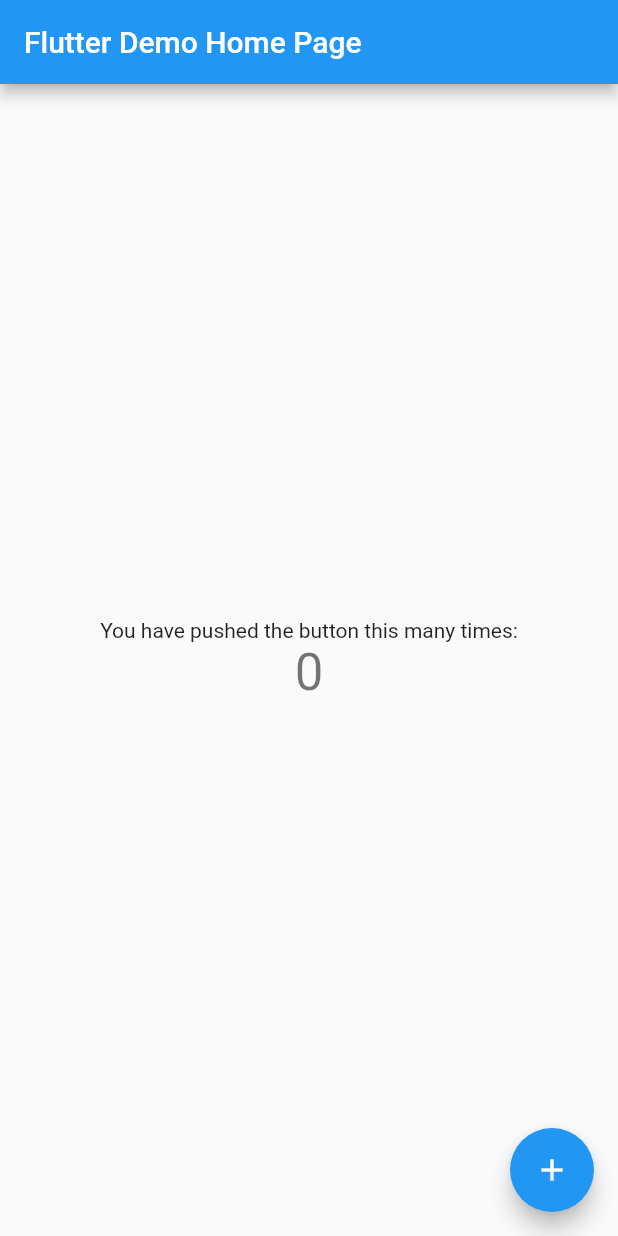
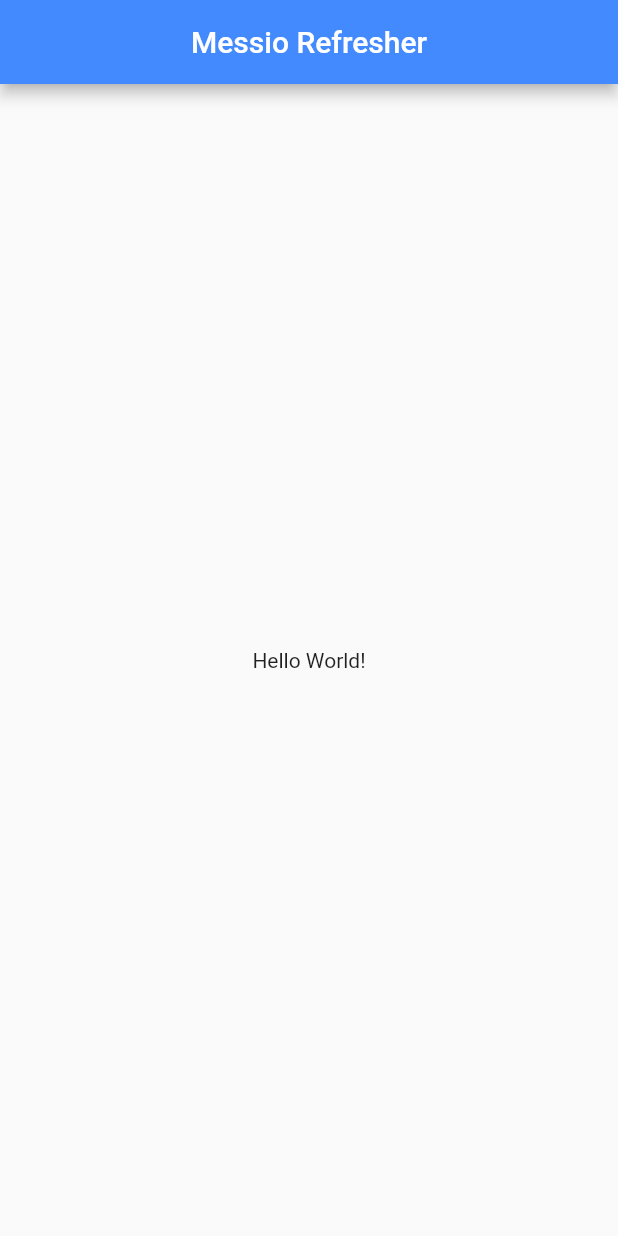
Before and after one commit to abiudorina/messio_refresher, a Flutter app: the screen it shows after launch, on a phone screen of 412 x 824 dp. Run offline on Flutter 3.47's test engine with Material 2 defaults, Android fonts, the phone set to English and light mode, and no system bars.

Commit message:
feat: day 1 : creating the app

```diff
--- a/lib/main.dart
+++ b/lib/main.dart
@@ -11,107 +11,30 @@ class MyApp extends StatelessWidget {
     return MaterialApp(
       title: 'Flutter Demo',
       theme: ThemeData(
-        // This is the theme of your application.
-        //
-        // Try running your application with "flutter run". You'll see the
-        // application has a blue toolbar. Then, without quitting the app, try
-        // changing the primarySwatch below to Colors.green and then invoke
-        // "hot reload" (press "r" in the console where you ran "flutter run",
-        // or simply save your changes to "hot reload" in a Flutter IDE).
-        // Notice that the counter didn't reset back to zero; the application
-        // is not restarted.
-        primarySwatch: Colors.blue,
-        // This makes the visual density adapt to the platform that you run
-        // the app on. For desktop platforms, the controls will be smaller and
-        // closer together (more dense) than on mobile platforms.
+        primaryColor: Colors.blueAccent,
         visualDensity: VisualDensity.adaptivePlatformDensity,
       ),
-      home: MyHomePage(title: 'Flutter Demo Home Page'),
+      home: HomePage(),
     );
   }
 }
 
-class MyHomePage extends StatefulWidget {
-  MyHomePage({Key key, this.title}) : super(key: key);
-
-  // This widget is the home page of your application. It is stateful, meaning
-  // that it has a State object (defined below) that contains fields that affect
-  // how it looks.
-
-  // This class is the configuration for the state. It holds the values (in this
-  // case the title) provided by the parent (in this case the App widget) and
-  // used by the build method of the State. Fields in a Widget subclass are
-  // always marked "final".
-
-  final String title;
-
+class HomePage extends StatefulWidget {
   @override
-  _MyHomePageState createState() => _MyHomePageState();
+  _HomePageState createState() => _HomePageState();
 }
 
-class _MyHomePageState extends State<MyHomePage> {
-  int _counter = 0;
-
-  void _incrementCounter() {
-    setState(() {
-      // This call to setState tells the Flutter framework that something has
-      // changed in this State, which causes it to rerun the build method below
-      // so that the display can reflect the updated values. If we changed
-      // _counter without calling setState(), then the build method would not be
-      // called again, and so nothing would appear to happen.
-      _counter++;
-    });
-  }
-
+class _HomePageState extends State<HomePage> {
   @override
   Widget build(BuildContext context) {
-    // This method is rerun every time setState is called, for instance as done
-    // by the _incrementCounter method above.
-    //
-    // The Flutter framework has been optimized to make rerunning build methods
-    // fast, so that you can just rebuild anything that needs updating rather
-    // than having to individually change instances of widgets.
     return Scaffold(
       appBar: AppBar(
-        // Here we take the value from the MyHomePage object that was created by
-        // the App.build method, and use it to set our appbar title.
-        title: Text(widget.title),
+        title: Text('Messio Refresher'),
+        centerTitle: true,
       ),
       body: Center(
-        // Center is a layout widget. It takes a single child and positions it
-        // in the middle of the parent.
-        child: Column(
-          // Column is also a layout widget. It takes a list of children and
-          // arranges them vertically. By default, it sizes itself to fit its
-          // children horizontally, and tries to be as tall as its parent.
-          //
-          // Invoke "debug painting" (press "p" in the console, choose the
-          // "Toggle Debug Paint" action from the Flutter Inspector in Android
-          // Studio, or the "Toggle Debug Paint" command in Visual Studio Code)
-          // to see the wireframe for each widget.
-          //
-          // Column has various properties to control how it sizes itself and
-          // how it positions its children. Here we use mainAxisAlignment to
-          // center the children vertically; the main axis here is the vertical
-          // axis because Columns are vertical (the cross axis would be
-          // horizontal).
-          mainAxisAlignment: MainAxisAlignment.center,
-          children: <Widget>[
-            Text(
-              'You have pushed the button this many times:',
-            ),
-            Text(
-              '$_counter',
-              style: Theme.of(context).textTheme.headline4,
-            ),
-          ],
-        ),
+        child: Text('Hello World!'),
       ),
-      floatingActionButton: FloatingActionButton(
-        onPressed: _incrementCounter,
-        tooltip: 'Increment',
-        child: Icon(Icons.add),
-      ), // This trailing comma makes auto-formatting nicer for build methods.
     );
   }
 }
```
